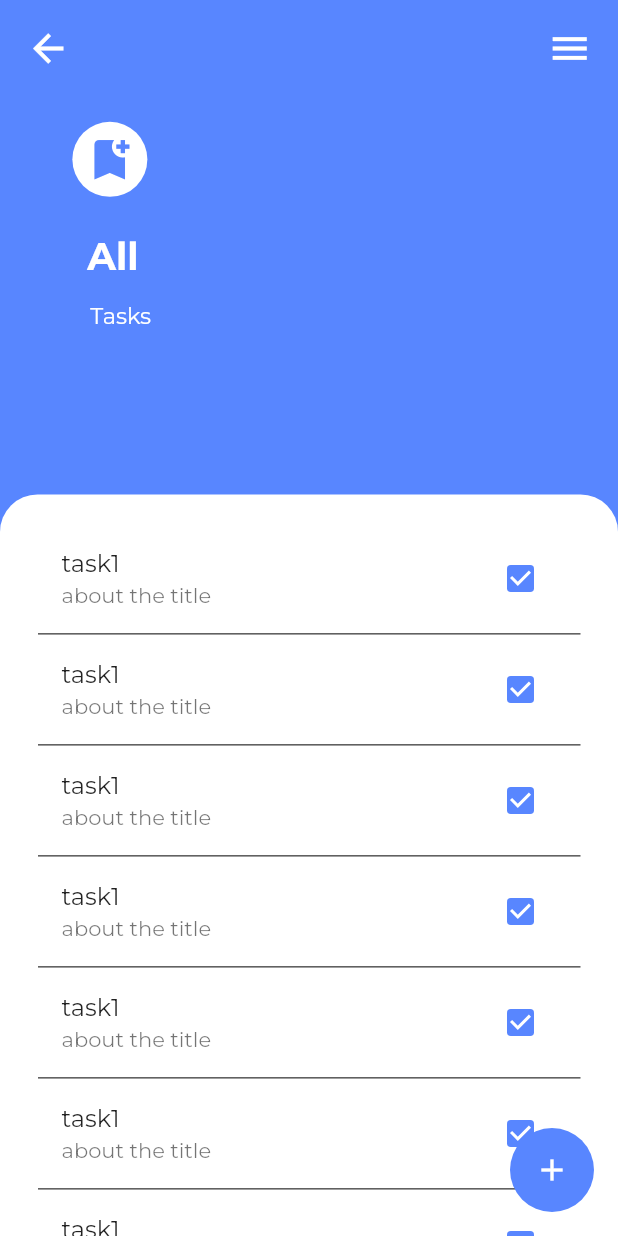
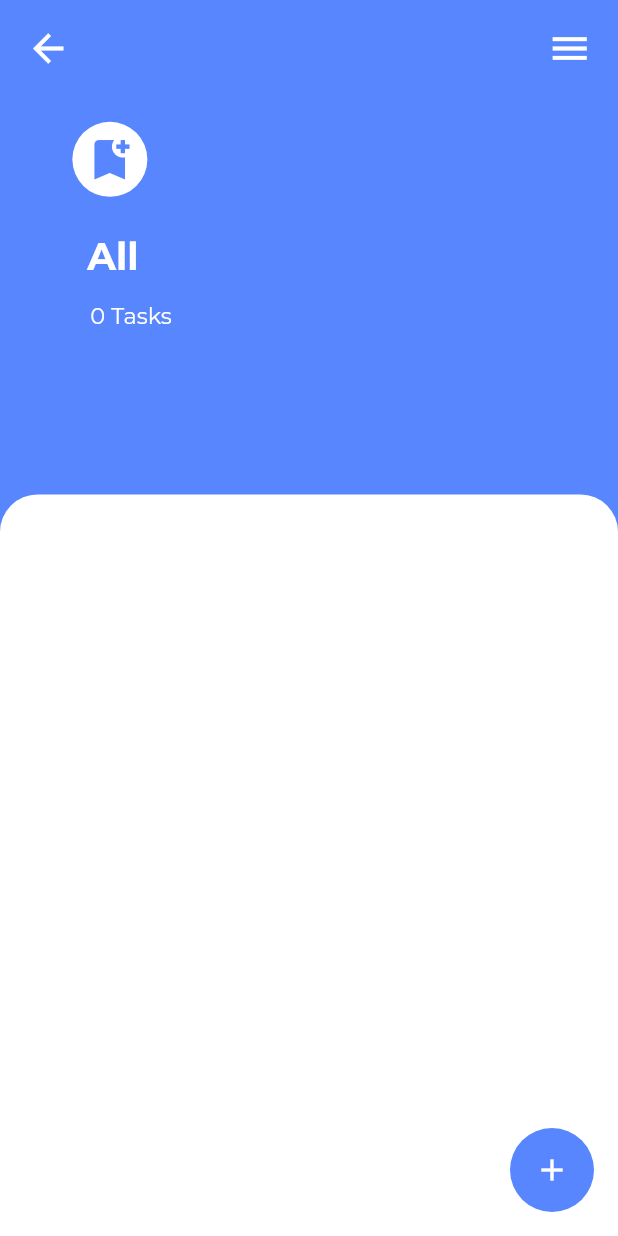
Before and after one commit to parhamgh2020/todo_flutter, a Flutter app: the screen it shows after launch, on a phone screen of 412 x 824 dp. Run offline on Flutter 3.47's test engine with Material 2 defaults, Android fonts, the phone set to English and light mode, and no system bars; our stand-ins replace get, google_fonts.

Commit message:
add controller

```diff
--- a/lib/bindings/bindings.dart
+++ b/lib/bindings/bindings.dart
@@ -4,6 +4,6 @@ import 'package:project/controllers/task_controller.dart';
 class MyBindings extends Bindings {
   @override
   void dependencies() {
-    Get.lazyPut(() => TaskController());
+    Get.lazyPut(() => TaskControllers());
   }
 }
--- a/lib/controllers/task_controller.dart
+++ b/lib/controllers/task_controller.dart
@@ -1,6 +1,6 @@
 import 'package:get/get.dart';
 import 'package:project/models/task_model.dart';
 
-class TaskController extends GetxController {
+class TaskControllers extends GetxController {
   RxList<TaskModel> tasks = <TaskModel>[].obs;
 }
--- a/lib/pages/home_screen.dart
+++ b/lib/pages/home_screen.dart
@@ -1,6 +1,7 @@
 import 'package:flutter/material.dart';
 import 'package:project/constant.dart';
 import 'package:get/get.dart';
+import 'package:project/controllers/task_controller.dart';
 import 'package:project/main.dart';
 
 class HomeScreen extends StatelessWidget {
@@ -34,7 +35,7 @@ class MyFloatingActionButton extends StatelessWidget {
     return FloatingActionButton(
       heroTag: 'hero',
       onPressed: () {
-        Get.toNamed("/add_screen")!.then((value){
+        Get.toNamed("/add_screen")!.then((value) {
           MyApp.changeColor(kLightBlueColor, Brightness.light);
         });
       },
@@ -72,13 +73,15 @@ class DownerContainer extends StatelessWidget {
       child: ListView.separated(
         itemBuilder: (context, index) {
           return ListTile(
-              title: const Text('task1'),
-              subtitle: const Text('about the title'),
+            title:
+                Text(Get.find<TaskControllers>().tasks[index].taskTitle ?? ''),
+            subtitle:
+                Text(Get.find<TaskControllers>().tasks[index].taskSubtitle!),
             onTap: () {},
             trailing: Checkbox(
               activeColor: kLightBlueColor,
               onChanged: (value) {},
-                value: true,
+              value: Get.find<TaskControllers>().tasks[index].status,
               side: const BorderSide(
                 color: Colors.black,
                 width: 1,
@@ -97,7 +100,8 @@ class DownerContainer extends StatelessWidget {
             height: 2,
           );
         },
-          itemCount: 15),
+        itemCount: Get.find<TaskControllers>().tasks.length,
+      ),
     );
   }
 }
@@ -163,9 +167,9 @@ class UpperContainer extends StatelessWidget {
             ),
             Container(
               margin: const EdgeInsets.only(left: 52, top: 15),
-              child: const Text(
-                'Tasks',
-                style: TextStyle(
+              child:  Text(
+                '${Get.find<TaskControllers>().tasks.length} Tasks',
+                style: const TextStyle(
                   fontSize: 15,
                   color: Colors.white,
                 ),
```
Lines whose indentation alone changed are shown as unchanged.
